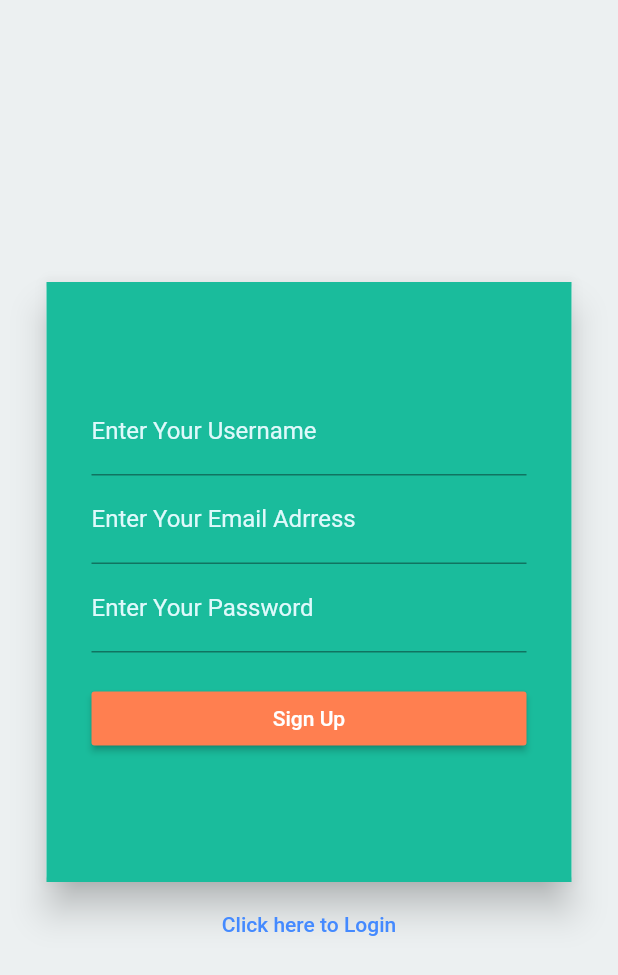
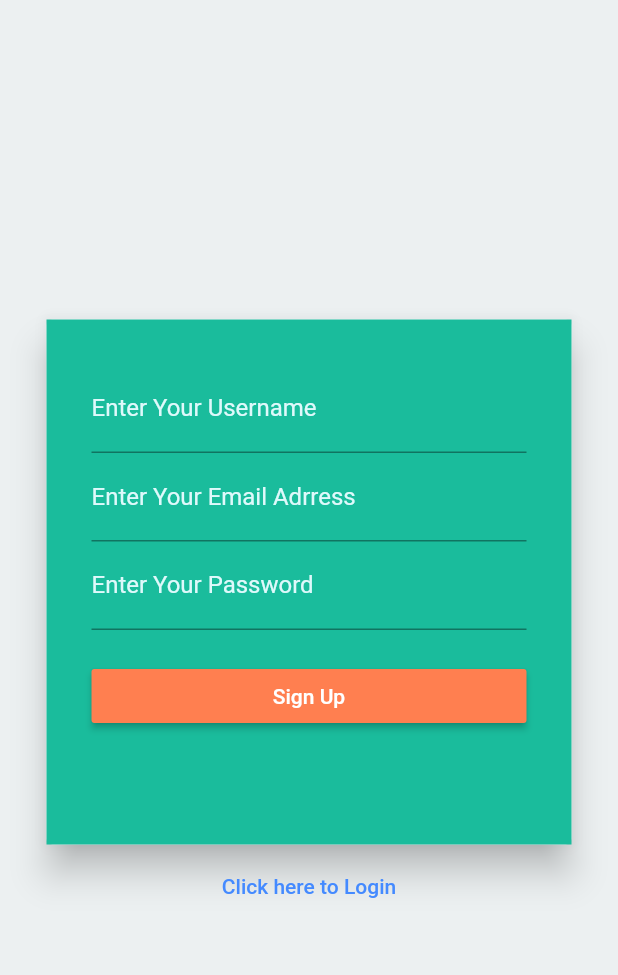
Before and after one commit to gat786/QuizAppNew, a Flutter app: the AskName screen opened directly, on a phone screen of 412 x 824 dp. Shown: the top 975 px of the screen. Run offline on Flutter 3.47's test engine with Material 2 defaults, Android fonts, the phone set to English and light mode, and no system bars; our stand-ins replace html_unescape, shared_preferences, sqflite; missing offline and left inert: audioplayer; accounts and stored records are empty; network calls fail.

Commit message:
app completed

```diff
--- a/lib/pages/ask_name.dart
+++ b/lib/pages/ask_name.dart
@@ -6,6 +6,10 @@ import 'package:quiz/util/shared_preference.dart';
 
 var isLoading=false;
 class AskName extends StatefulWidget{
+
+  AskName(){
+    isLoading=false;
+  }
   @override
     State<StatefulWidget> createState() {
       // TODO: implement createState
@@ -88,7 +92,9 @@ class AskNameState extends State<AskName>{
                   },
                 ),
 
-                new Container(
+                Builder(
+                  builder: (BuildContext context){
+                    return new Container(
                   margin: EdgeInsets.fromLTRB(0.0, 20.0, 0.0, 10.0),
                   child: new RaisedButton(
                     padding: EdgeInsets.all(10.0),
@@ -101,15 +107,19 @@ class AskNameState extends State<AskName>{
                         if (result=="true"){
                           saveUserRegistrationDetails(_username.text, _password.text, _email.text);
                           Scaffold.of(context).showSnackBar(SnackBar(content: new Text("Registeration Successfull Try Login"),));
+                          this.setState((){  isLoading=false;});
                         }
                         else if (result=="username"){
                           Scaffold.of(context).showSnackBar(SnackBar(content: new Text("Username is Taken"),));
+                          this.setState((){  isLoading=false;});
                         }
                         else if(result=="email"){
                           Scaffold.of(context).showSnackBar(SnackBar(content: new Text("Email is Already registered"),));
+                          this.setState((){  isLoading=false;});
                         }
                         else{
                           Scaffold.of(context).showSnackBar(SnackBar(content: new Text("Registeration Failed"),));
+                          this.setState((){  isLoading=false;});
                         }
                       });
 
@@ -119,13 +129,18 @@ class AskNameState extends State<AskName>{
                     }
                     },
                   ),
-                )
+                );
+                  },
+                ),
+
+
               ],
             ),
           );
 
 
-      return new Stack(
+      return Scaffold(
+          body: new Stack(
           children: <Widget>[
 
             new Container(
@@ -145,10 +160,10 @@ class AskNameState extends State<AskName>{
                     child:  new Container(
 
                       width: 350.0,
-                    height: 400.0,
+                      height: 350.0,
                       color: Color.fromRGBO(26, 188, 156, 1.0),
                       child: new Padding(
-                      padding: EdgeInsets.fromLTRB(30.0, 70.0, 30.0, 70.0),
+                        padding: EdgeInsets.fromLTRB(30.0, 30.0, 30.0, 30.0),
                         child: formToFill
                       ),
                     ),
@@ -168,6 +183,7 @@ class AskNameState extends State<AskName>{
 
             (isLoading)?IsLoading():new Container()
           ],
+        ),
       );
 
 
```
Also changed, not shown: lib/pages/login_page.dart (+11 -2 lines), lib/util/shared_preference.dart (+5 -5 lines). Lines whose indentation alone changed are shown as unchanged.
